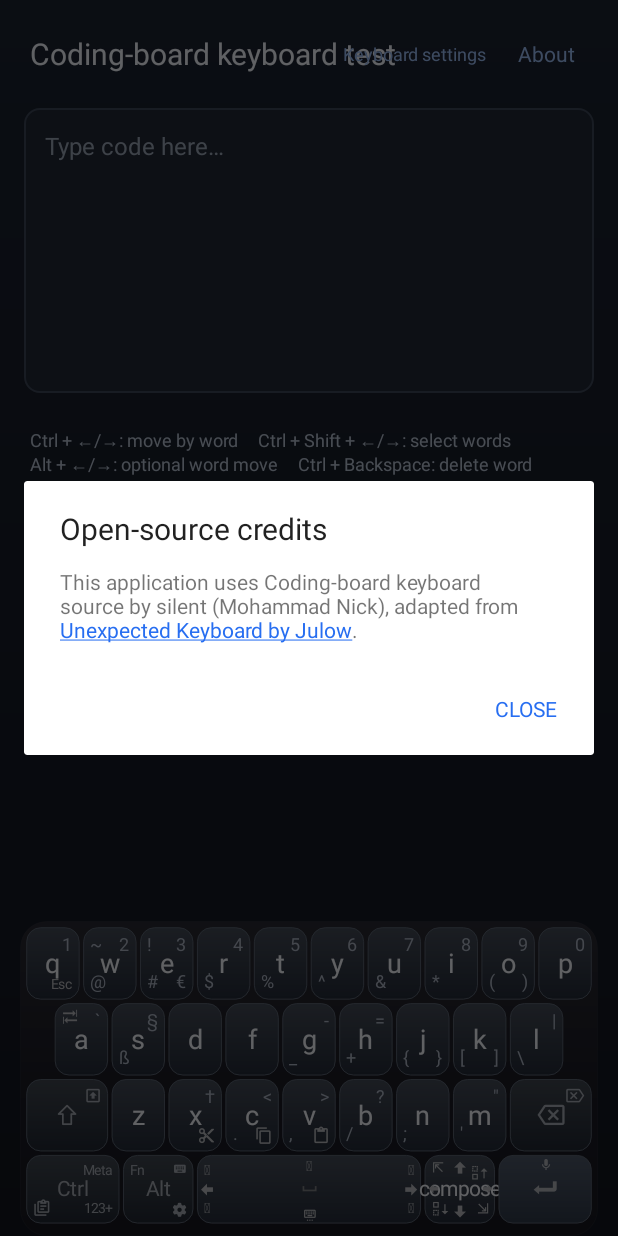
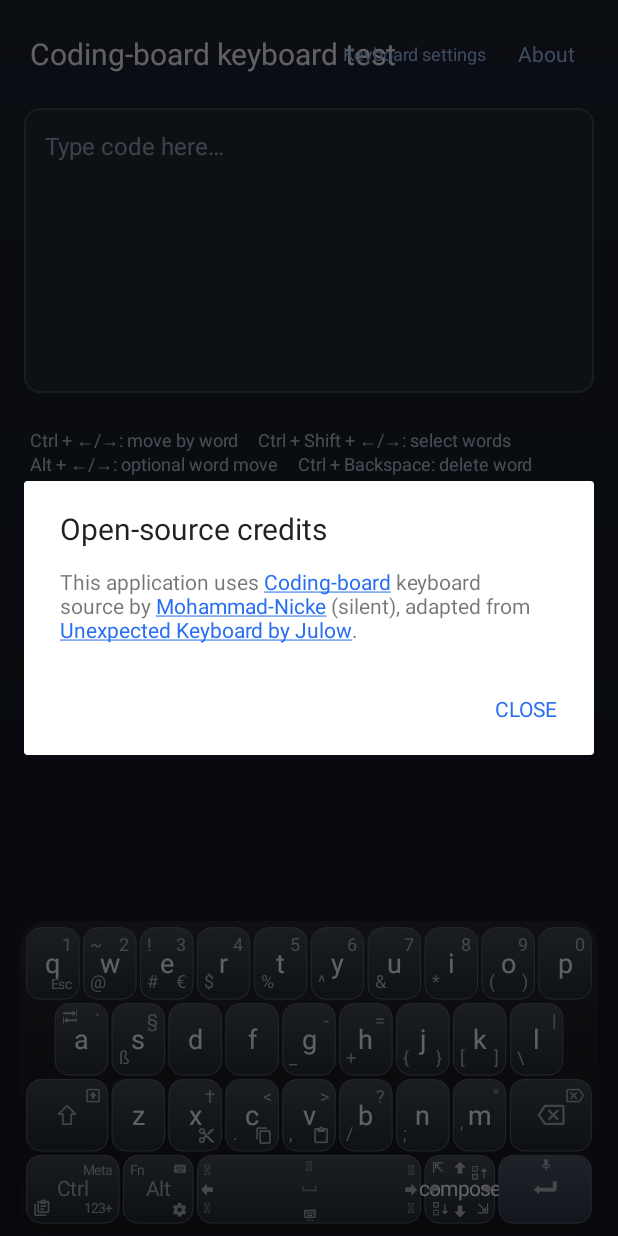
Before and after one commit to Mohammad-Nicke/Coding-board, an Android app: the screen it shows after launch (DemoActivity), after a tap on "About", on a phone screen of 412 x 824 dp. Run offline under Robolectric (Android 15) with nearby library versions, the phone set to English and light mode, and no system bars; pictures from the network do not load; 5 statements that could not run were skipped.

Commit message:
Set project owner to Mohammad-Nicke

```diff
--- a/demo/src/main/java/ir/nickapps/codingboard/demo/DemoActivity.java
+++ b/demo/src/main/java/ir/nickapps/codingboard/demo/DemoActivity.java
@@ -296,7 +296,9 @@ public final class DemoActivity extends Activity {
     private void showCredits() {
         TextView credits = new TextView(this);
         credits.setText(Html.fromHtml(
-                "This application uses Coding-board keyboard source by silent (Mohammad Nick), "
+                "This application uses <a href=\"https://github.com/Mohammad-Nicke/Coding-board\">"
+                        + "Coding-board</a> keyboard source by <a href=\"https://github.com/Mohammad-Nicke\">"
+                        + "Mohammad-Nicke</a> (silent), "
                         + "adapted from <a href=\"https://github.com/Julow/Unexpected-Keyboard\">"
                         + "Unexpected Keyboard by Julow</a>.",
                 Html.FROM_HTML_MODE_LEGACY));
```
Also changed, not shown: 3 other files.
